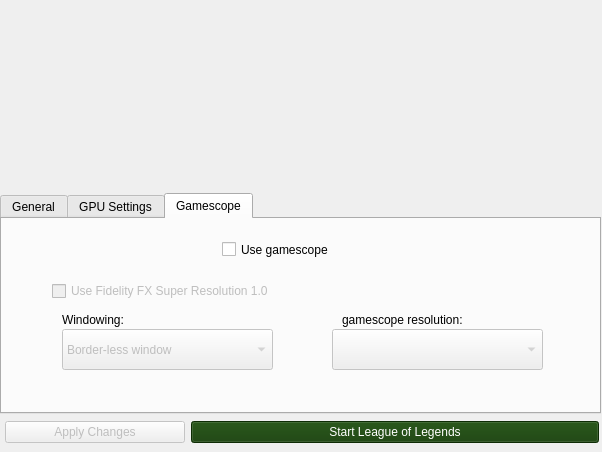
Before: the Qt Designer form python_src/ui/installer.ui in polkaulfield/lol-for-linux-installer, drawn with Qt 5.
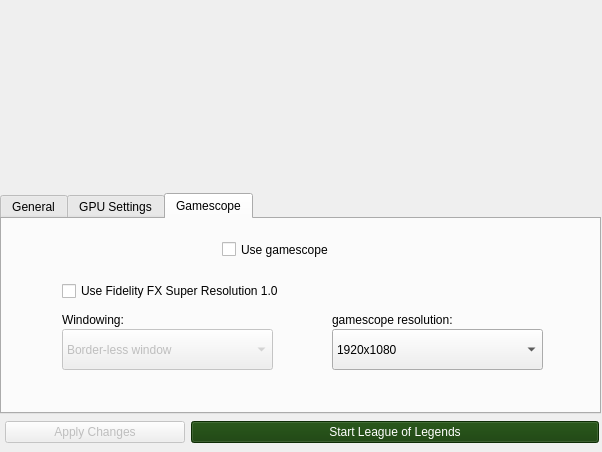
After: the same form once the commit is applied. Icons and pictures are not drawn.

The edit to the form file:
```diff
--- a/python_src/ui/installer.ui
+++ b/python_src/ui/installer.ui
@@ -1030,7 +1030,7 @@
                 </widget>
                 <widget class="QComboBox" name="resolutioncombobox">
                  <property name="enabled">
-                  <bool>false</bool>
+                  <bool>true</bool>
                  </property>
                  <property name="geometry">
                   <rect>
@@ -1040,11 +1040,26 @@
                    <height>41</height>
                   </rect>
                  </property>
+                 <item>
+                  <property name="text">
+                   <string>1920x1080</string>
+                  </property>
+                 </item>
+                 <item>
+                  <property name="text">
+                   <string>1280x720</string>
+                  </property>
+                 </item>
+                 <item>
+                  <property name="text">
+                   <string>800x450</string>
+                  </property>
+                 </item>
                 </widget>
                 <widget class="QLabel" name="resolutionlabel">
                  <property name="geometry">
                   <rect>
-                   <x>340</x>
+                   <x>330</x>
                    <y>90</y>
                    <width>201</width>
                    <height>21</height>
@@ -1092,11 +1107,11 @@
                 </widget>
                 <widget class="QCheckBox" name="Usefsrcheckbox">
                  <property name="enabled">
-                  <bool>false</bool>
+                  <bool>true</bool>
                  </property>
                  <property name="geometry">
                   <rect>
-                   <x>50</x>
+                   <x>60</x>
                    <y>60</y>
                    <width>261</width>
                    <height>24</height>
```
